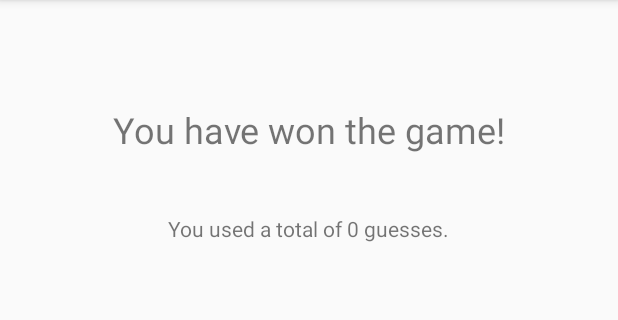
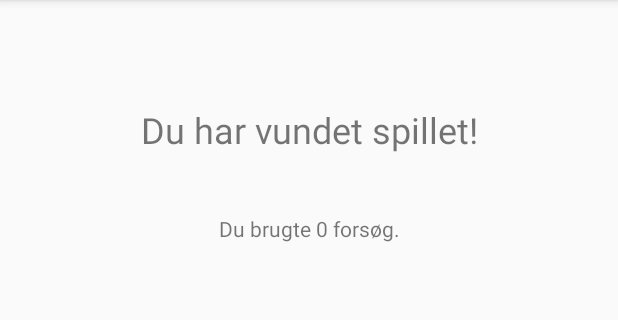
Before and after one commit to gustavkauman/galgeleg, an Android app: the GameWonActivity screen opened directly, with no data from a screen before it, on a phone screen of 412 x 824 dp, the part 84-404 px from its top. Run offline under Robolectric (Android 15) with nearby library versions, the phone set to English and light mode, and no system bars; network calls fail.

Commit message:
Translate to Danish

```diff
--- a/app/src/main/java/dk/kauman/dtu/brint/galgeleg/views/GameLostActivity.java
+++ b/app/src/main/java/dk/kauman/dtu/brint/galgeleg/views/GameLostActivity.java
@@ -16,7 +16,7 @@ public class GameLostActivity extends AppCompatActivity {
         setContentView(R.layout.activity_game_lost);
 
         TextView tv = findViewById(R.id.correctWordText);
-        tv.setText("The correct word was: " + getIntent().getStringExtra(PlayGameActivity.CORRECT_WORD_IDENTIFIER) + ".");
+        tv.setText("Det korrekte ord var: " + getIntent().getStringExtra(PlayGameActivity.CORRECT_WORD_IDENTIFIER) + ".");
     }
 
     @Override
--- a/app/src/main/java/dk/kauman/dtu/brint/galgeleg/views/GameWonActivity.java
+++ b/app/src/main/java/dk/kauman/dtu/brint/galgeleg/views/GameWonActivity.java
@@ -16,7 +16,7 @@ public class GameWonActivity extends AppCompatActivity {
         setContentView(R.layout.activity_game_won);
 
         TextView tv = findViewById(R.id.numberOfGuessesText);
-        tv.setText("You used a total of " + getIntent().getIntExtra(PlayGameActivity.NUMBER_OF_GUESSES_IDENTIFIER, 0) + " guesses.");
+        tv.setText("Du brugte " + getIntent().getIntExtra(PlayGameActivity.NUMBER_OF_GUESSES_IDENTIFIER, 0) + " forsøg.");
     }
 
     @Override
--- a/app/src/main/java/dk/kauman/dtu/brint/galgeleg/views/HighScoreListActivity.java
+++ b/app/src/main/java/dk/kauman/dtu/brint/galgeleg/views/HighScoreListActivity.java
@@ -50,10 +50,10 @@ public class HighScoreListActivity extends AppCompatActivity {
                 TextView dateView = view.findViewById(R.id.listDateElement);
                 TextView contentView = view.findViewById(R.id.listContentView);
 
-                positionView.setText("No.: " + (position + 1));
+                positionView.setText("Nummer: " + (position + 1));
                 dateView.setText(gr.getDate().toLocaleString());
-                contentView.setText("Word: " + gr.getWord() +
-                        ". Number of guesses: " +
+                contentView.setText("Ord: " + gr.getWord() +
+                        ". Antal gæt: " +
                         gr.getNumberOfGuesses()
                 );
 
--- a/app/src/main/java/dk/kauman/dtu/brint/galgeleg/views/PlayGameActivity.java
+++ b/app/src/main/java/dk/kauman/dtu/brint/galgeleg/views/PlayGameActivity.java
@@ -79,7 +79,7 @@ public class PlayGameActivity extends AppCompatActivity implements View.OnClickL
         Executor bgThread = Executors.newSingleThreadExecutor();
         Handler mainThread = new Handler(Looper.getMainLooper());
 
-        ProgressDialog dialog = ProgressDialog.show(this, "", "Loading game...");
+        ProgressDialog dialog = ProgressDialog.show(this, "", "Indlæser spil...");
 
         bgThread.execute(() -> {
             WordProvider wordProvider = new DR();
@@ -106,11 +106,11 @@ public class PlayGameActivity extends AppCompatActivity implements View.OnClickL
 
             } catch (LetterAlreadyGuessedException e) {
                 Toast
-                    .makeText(this, "You've already tried to guess this letter", Toast.LENGTH_LONG)
+                    .makeText(this, "Du har allerede prøvet at gætte på dette bogstav", Toast.LENGTH_LONG)
                     .show();
             } catch (GuessTooLongException | GuessNotLongEnoughException | GuessNotALetter e) {
                 Toast
-                    .makeText(this, "The entered does not match the criteria. Pleast enter a single letter", Toast.LENGTH_LONG)
+                    .makeText(this, "Det indtastede er ikke gyldigt. Indtast venligst 1 bogstav.", Toast.LENGTH_LONG)
                     .show();
             }
 
--- a/app/src/main/res/layout/activity_game_lost.xml
+++ b/app/src/main/res/layout/activity_game_lost.xml
@@ -7,7 +7,7 @@
         tools:context=".views.GameLostActivity">
 
     <TextView
-            android:text="You have lost the game! :("
+            android:text="Du har tabt spillet! :("
             android:layout_width="wrap_content"
             android:layout_height="wrap_content"
             android:id="@+id/gameLostHeader"
--- a/app/src/main/res/layout/activity_game_won.xml
+++ b/app/src/main/res/layout/activity_game_won.xml
@@ -7,7 +7,7 @@
         tools:context=".views.GameWonActivity">
 
     <TextView
-            android:text="You have won the game!"
+            android:text="Du har vundet spillet!"
             android:layout_width="wrap_content"
             android:layout_height="wrap_content"
             android:id="@+id/gameWonHeader"
--- a/app/src/main/res/layout/activity_play_game.xml
+++ b/app/src/main/res/layout/activity_play_game.xml
@@ -35,7 +35,7 @@
             android:ems="10"
             android:hint="Indtast næste bogstav"
             android:inputType="textPersonName"
-            android:textAlignment="textStart"
+            android:textAlignment="center"
             android:textSize="12sp"
             app:layout_constraintEnd_toEndOf="parent"
             app:layout_constraintStart_toStartOf="parent"
```
